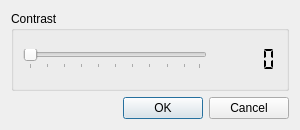
First picture: the form in src/gui/contrast_dialog.ui, repository CervecerosCodigo/CCIMP, before the edit.
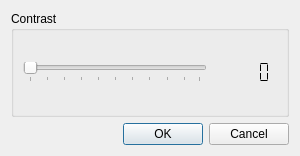
Second picture: the form after the edit.

Diff of the .ui file:
```diff
--- a/src/gui/contrast_dialog.ui
+++ b/src/gui/contrast_dialog.ui
@@ -7,24 +7,42 @@
     <x>0</x>
     <y>0</y>
     <width>300</width>
-    <height>130</height>
+    <height>156</height>
    </rect>
   </property>
   <property name="windowTitle">
    <string>Dialog</string>
   </property>
-  <layout class="QGridLayout" name="gridLayout_3">
+  <layout class="QGridLayout" name="gridLayout_5">
    <item row="0" column="0">
-    <layout class="QGridLayout" name="gridLayout">
+    <layout class="QGridLayout" name="gridLayout_4">
      <item row="0" column="0">
       <widget class="QGroupBox" name="groupBox">
        <property name="title">
         <string>Contrast</string>
        </property>
+       <layout class="QGridLayout" name="gridLayout_3">
+        <item row="0" column="0">
        <layout class="QGridLayout" name="gridLayout_2">
         <item row="0" column="0">
-         <layout class="QHBoxLayout" name="horizontalLayout">
-          <item>
+           <spacer name="verticalSpacer">
+            <property name="orientation">
+             <enum>Qt::Vertical</enum>
+            </property>
+            <property name="sizeType">
+             <enum>QSizePolicy::Expanding</enum>
+            </property>
+            <property name="sizeHint" stdset="0">
+             <size>
+              <width>20</width>
+              <height>20</height>
+             </size>
+            </property>
+           </spacer>
+          </item>
+          <item row="1" column="0">
+           <layout class="QGridLayout" name="gridLayout">
+            <item row="0" column="0">
            <widget class="QSlider" name="horizontalSlider">
             <property name="orientation">
              <enum>Qt::Horizontal</enum>
@@ -37,7 +55,7 @@
             </property>
            </widget>
           </item>
-          <item>
+            <item row="0" column="1">
            <widget class="QLCDNumber" name="lcdNumber">
             <property name="font">
              <font>
@@ -61,6 +79,24 @@
              <enum>QLCDNumber::Flat</enum>
             </property>
            </widget>
+            </item>
+           </layout>
+          </item>
+          <item row="2" column="0">
+           <spacer name="verticalSpacer_2">
+            <property name="orientation">
+             <enum>Qt::Vertical</enum>
+            </property>
+            <property name="sizeType">
+             <enum>QSizePolicy::Expanding</enum>
+            </property>
+            <property name="sizeHint" stdset="0">
+             <size>
+              <width>20</width>
+              <height>20</height>
+             </size>
+            </property>
+           </spacer>
           </item>
          </layout>
         </item>
```
Lines whose indentation alone changed are shown as unchanged.
